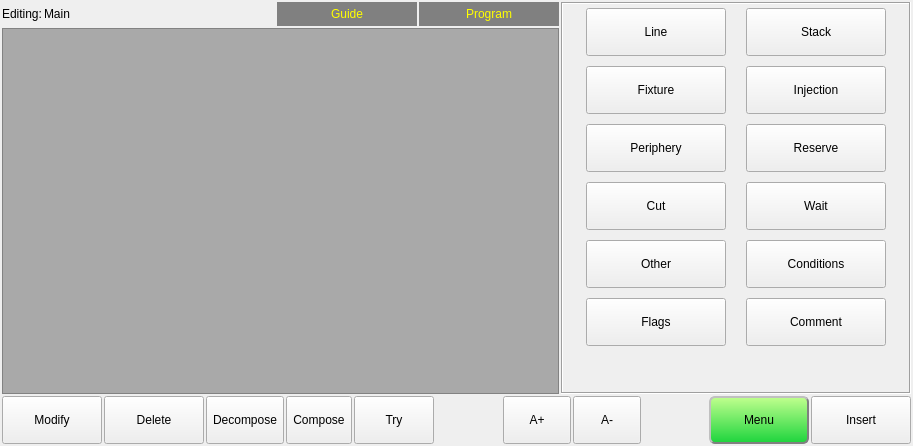
First picture: the form in hcinstruction/ichcinstructionpageframe.ui, repository dongdong-2009/3-5AxisRobot, before the edit.
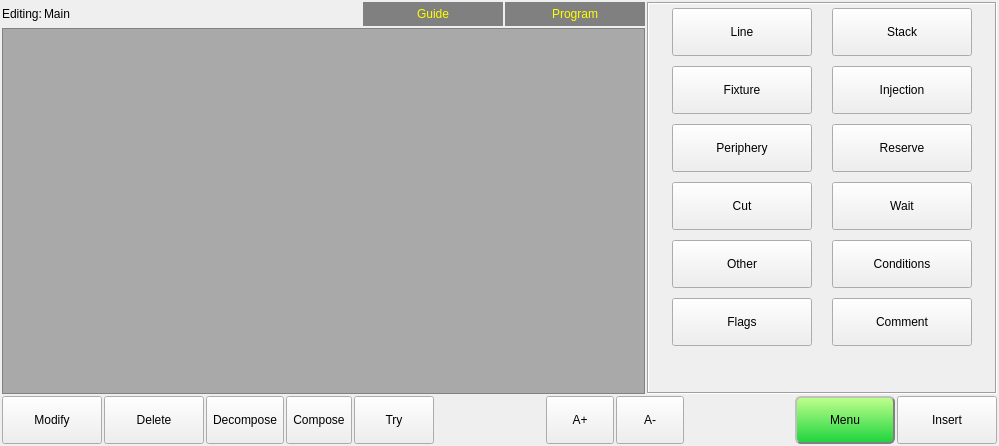
Second picture: the form after the edit. Icons and pictures are not drawn. Custom widgets are drawn as their Qt base class.

Commit message: 1. 试运行按键重复

Patch:
```diff
--- a/hcinstruction/ichcinstructionpageframe.ui
+++ b/hcinstruction/ichcinstructionpageframe.ui
@@ -6,7 +6,7 @@
    <rect>
     <x>0</x>
     <y>0</y>
-    <width>913</width>
+    <width>999</width>
     <height>446</height>
    </rect>
   </property>
```
Left out of the diff: 11 changed lines with no effect on the pictures.
